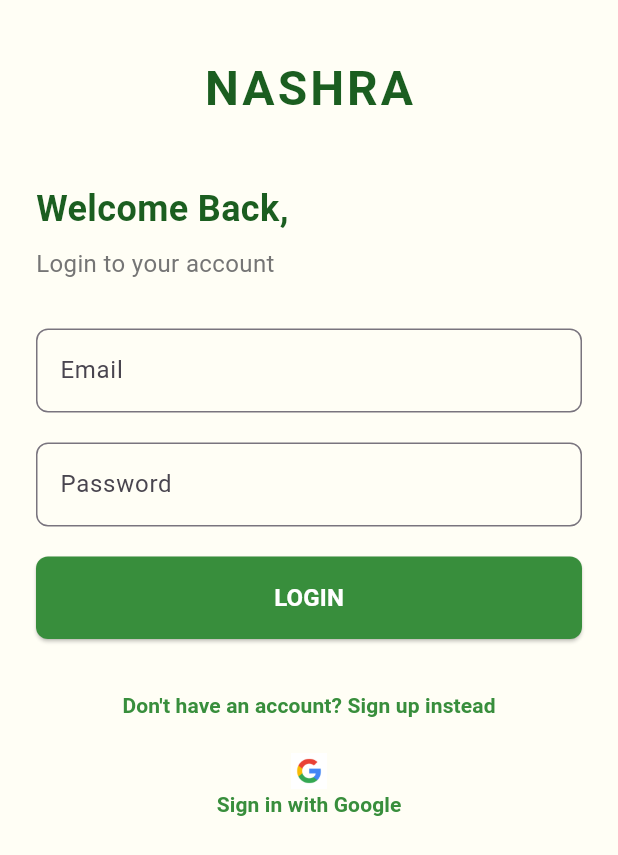
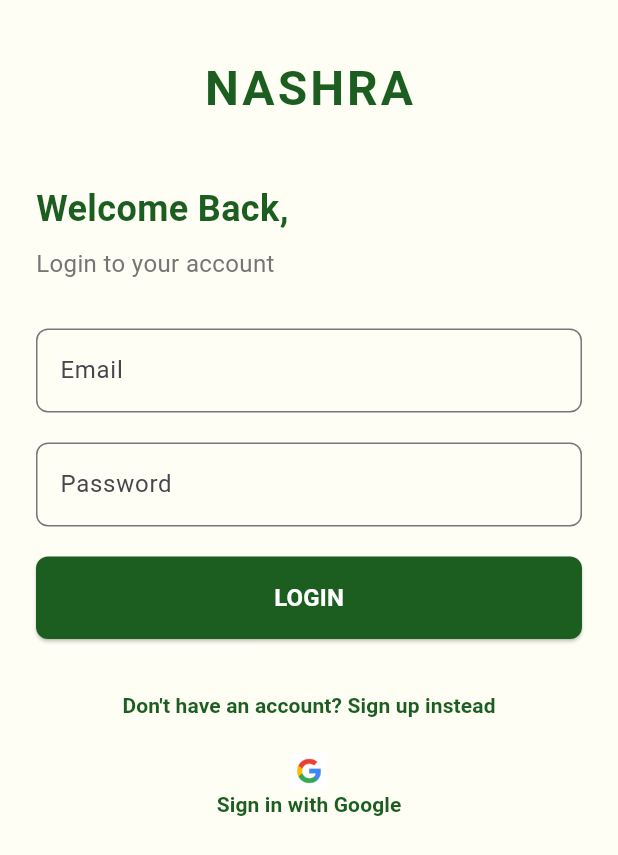
Before and after one commit to farahh212/Nashra-App, a Flutter app: the LoginPage screen opened by its route, on a phone screen of 412 x 824 dp. Shown: the top 855 px of the screen. Run offline on Flutter 3.47's test engine with Material 3 defaults, Android fonts, the phone set to English and light mode, and no system bars; our stand-ins replace cloud_firestore, firebase_auth, firebase_core, firebase_database, firebase_messaging, fl_chart and 3 more; missing offline and left inert: firebase_app_check, syncfusion_flutter_pdfviewer; accounts and stored records are empty; generated files the repository leaves out were written again.

Commit message:
UI part 3

```diff
--- a/lib/login.dart
+++ b/lib/login.dart
@@ -118,7 +118,8 @@ class _LoginPageState extends State<LoginPage> {
                 style: TextStyle(
                 fontSize: 32,
                 fontWeight: FontWeight.bold,
-                color: Colors.green[900],
+                color: Color(0xFF1B5E20),
+
                 letterSpacing: 2,
                 ),
               ),
@@ -129,7 +130,8 @@ class _LoginPageState extends State<LoginPage> {
               style: TextStyle(
                 fontSize: 24,
                 fontWeight: FontWeight.bold,
-                color: Colors.green[900],
+                color: Color(0xFF1B5E20),
+
               ),
               ),
               SizedBox(height: 8),
@@ -196,7 +198,8 @@ class _LoginPageState extends State<LoginPage> {
               child: ElevatedButton(
                 onPressed: loginORsignup,
                 style: ElevatedButton.styleFrom(
-                backgroundColor: Colors.green[700],
+                backgroundColor: Color(0xFF1B5E20),
+
                 padding: EdgeInsets.symmetric(vertical: 16),
                 shape: RoundedRectangleBorder(
                   borderRadius: BorderRadius.circular(8),
@@ -221,7 +224,8 @@ class _LoginPageState extends State<LoginPage> {
                   ? 'Don\'t have an account? Sign up instead'
                   : 'Already have an account? Login instead',
                 style: TextStyle(
-                  color: Colors.green[700],
+                  color: Color(0xFF1B5E20),
+
                   fontWeight: FontWeight.bold,
                 ),
                 ),
@@ -260,7 +264,7 @@ class _LoginPageState extends State<LoginPage> {
                 Text(
                   'Sign in with Google',
                   style: TextStyle(
-                  color: Colors.green[700],
+                  color: Color(0xFF1B5E20),
                   fontWeight: FontWeight.bold,
                   ),
                 ),
--- a/lib/main.dart
+++ b/lib/main.dart
@@ -7,6 +7,7 @@ import 'package:nashra_project2/providers/announcementsProvider.dart';
 import 'package:nashra_project2/providers/emergencyProvider.dart';
 import 'package:nashra_project2/providers/pollsProvider.dart';
 import 'package:nashra_project2/providers/languageProvider.dart';
+import 'package:nashra_project2/screens/SplashScreen.dart';
 import 'package:nashra_project2/screens/advertisement_screen.dart';
 import 'package:nashra_project2/screens/announcementCitizens/pollsScreen.dart';
 import 'package:nashra_project2/screens/emergency_screen.dart';
@@ -74,8 +75,9 @@ class MyApp extends StatelessWidget {
             locale: languageProvider.currentLocale,
             localizationsDelegates: AppLocalizationsSetup.localizationsDelegates,
             supportedLocales: AppLocalizationsSetup.supportedLocales,
-            home: StartUp(),
+            home: SplashScreen(),
             routes: {
+              '/startup': (context) => StartUp(),
               '/advertisement': (context) => AdvertisementScreen(),
               '/announcements': (context) => Announcements(),
               '/polls': (context) => pollScreen(),
--- a/lib/screens/home.dart
+++ b/lib/screens/home.dart
@@ -158,7 +158,7 @@ class HomeScreen extends StatelessWidget {
           CircleAvatar(
             radius: 28,
             backgroundColor: const Color(0xFFE8F5E9),
-            child: Icon(icon, size: 30, color: const Color(0xFF1B5E20)),
+            child: Icon(icon, size: 25, color: const Color(0xFF1B5E20)),
           ),
           const SizedBox(height: 8),
           Text(
--- a/lib/startup.dart
+++ b/lib/startup.dart
@@ -17,7 +17,7 @@ class StartUp extends StatelessWidget {
                 style: TextStyle(
                   fontSize: 36,
                   fontWeight: FontWeight.bold,
-                  color: Color(0xFF00291A), // Dark green color
+                  color: Color(0xFF1B5E20), // Dark green color
                   letterSpacing: 2,
                 ),
               ),
@@ -81,7 +81,7 @@ class StartUp extends StatelessWidget {
                     );
                   },
                   style: ElevatedButton.styleFrom(
-                    backgroundColor: Color(0xFF4F8A10), // Green color for sign in
+                    backgroundColor: Color(0xFF1B5E20), // Green color for sign in
                     shape: RoundedRectangleBorder(
                       borderRadius: BorderRadius.circular(10),
                     ),
```
Also changed, not shown: lib/screens/SplashScreen.dart (added, +53 -0 lines), pubspec.lock, pubspec.yaml (line endings or trailing spaces), 4 other files.
